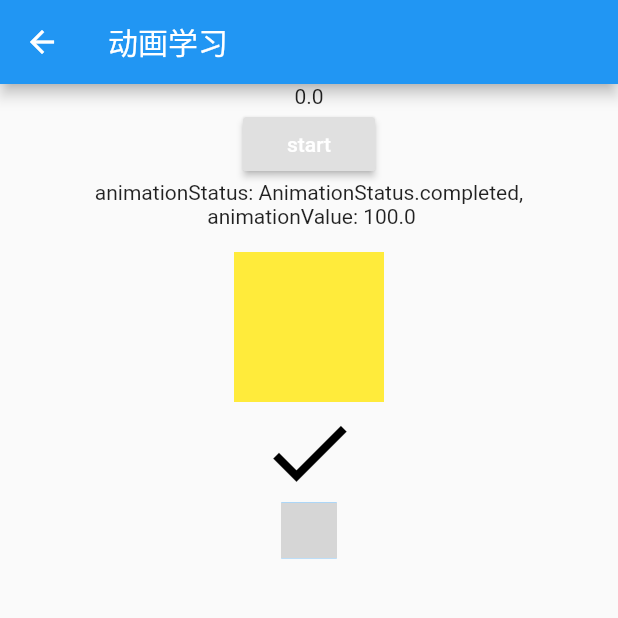
After one commit to hailiting/flutter_dome, a Flutter app: the AnimationPage screen opened by its route, after a tap on "start", after a tap on the "check" icon, on a phone screen of 412 x 824 dp, the top half of it. The commit adds this screen. Run offline on Flutter 3.47's test engine with Material 2 defaults, Android fonts, the phone set to English and light mode, and no system bars; our stand-ins replace image_picker; missing offline and left inert: flutter_color_plugin; network calls fail; grey boxes are pictures that could not be loaded.

Commit message:
添加动画

```diff
--- /dev/null
+++ b/lib/animation_page.dart
@@ -0,0 +1,166 @@
+import 'package:flutter/material.dart';
+import 'package:flutter/animation.dart';
+
+class AnimationPage extends StatefulWidget {
+  @override
+  _AnimationPageState createState() => _AnimationPageState();
+}
+
+class _AnimationPageState extends State<AnimationPage>
+    with SingleTickerProviderStateMixin {
+  AnimationController controller;
+  Animation animation;
+  @override
+  void initState() {
+    super.initState();
+    controller =
+        AnimationController(vsync: this, duration: Duration(seconds: 2));
+    animation = CurvedAnimation(parent: controller, curve: Curves.easeIn);
+    controller.forward();
+  }
+
+  @override
+  void dispose() {
+    controller.dispose();
+    super.dispose();
+  }
+
+  @override
+  Widget build(BuildContext context) {
+    return Scaffold(
+        appBar: AppBar(
+          title: Text("动画学习"),
+          leading: BackButton(),
+        ),
+        body: Center(
+            child: Column(
+          children: [
+            Text(animation.value.toString()),
+            MyAnimation(),
+            GestureDetector(
+              onTap: () {
+                controller.reset();
+                controller.forward();
+              },
+              child: AnimatedIcon(animation: animation),
+            ),
+            GrowTransition(
+              animation: animation,
+              child: Image.network(
+                "https://ss2.bdstatic.com/70cFvnSh_Q1YnxGkpoWK1HF6hhy/it/u=2538000272,1096467066&fm=26&gp=0.jpg",
+              ),
+            ),
+          ],
+        )));
+  }
+}
+
+// 3. AnimatedBuilder
+class GrowTransition extends StatelessWidget {
+  GrowTransition({this.child, this.animation});
+  final Widget child;
+  final Animation<double> animation;
+  Widget build(BuildContext context) {
+    print("animation: ${animation.value}");
+    return Center(
+      child: AnimatedBuilder(
+        animation: animation,
+        builder: (context, child) {
+          return Container(
+            height: animation.value*100,
+            width: animation.value*100,
+            decoration: BoxDecoration(color: Colors.blue),
+            child: child,
+          );
+        },
+        child: child,
+      ),
+    );
+  }
+}
+
+// 2. AnimationWidget
+class AnimatedIcon extends AnimatedWidget {
+  AnimatedIcon({Key key, Animation<double> animation})
+      : super(key: key, listenable: animation);
+  @override
+  Widget build(BuildContext context) {
+    final Animation<double> animation = listenable;
+    return Icon(
+      Icons.check,
+      color: Colors.black,
+      size: 30.0 + 100.0 * animation.value,
+    );
+  }
+}
+
+// 1. 用事件监听来写动画
+class MyAnimation extends StatefulWidget {
+  @override
+  _MyAnimation createState() => _MyAnimation();
+}
+
+class _MyAnimation extends State<MyAnimation>
+    with SingleTickerProviderStateMixin {
+  Animation<double> animation;
+  AnimationController controller;
+  AnimationStatus animationStatus;
+  double animationValue;
+  @override
+  void initState() {
+    super.initState();
+    controller =
+        AnimationController(vsync: this, duration: Duration(seconds: 2));
+    animation = Tween<double>(begin: 0, end: 100).animate(controller)
+      // .. 表示返回值   =  animation.addListener((){});
+      // 动画的监听
+      ..addListener(() {
+        setState(() {
+          animationValue = animation.value;
+        });
+      })
+
+      // state的监听
+      ..addStatusListener((AnimationStatus status) {
+        setState(() {
+          animationStatus = status;
+        });
+      });
+  }
+
+  @override
+  Widget build(BuildContext context) {
+    return Center(
+      child: Column(
+        children: [
+          GestureDetector(
+            child: RaisedButton(
+              onPressed: () {
+                controller.reset();
+                controller.forward();
+              },
+              child: Text(
+                "start",
+                style: TextStyle(color: Colors.white),
+              ),
+            ),
+          ),
+          Text("animationStatus: $animationStatus,"),
+          Text(" animationValue: $animationValue"),
+          Text(""),
+          Container(
+            decoration: BoxDecoration(color: Colors.yellow),
+            width: animationValue,
+            height: animationValue,
+          )
+        ],
+      ),
+    );
+  }
+
+  @override
+  void dispose() {
+    controller.dispose();
+    super.dispose();
+  }
+}
--- a/lib/main.dart
+++ b/lib/main.dart
@@ -20,7 +20,8 @@ import "package:routerApp/res_page.dart";
 import "package:routerApp/app_lifecycle_page.dart";
 // App 生命周期
 import "package:routerApp/widget_lifecycle_page.dart";
-
+// 动画学习
+import "package:routerApp/animation_page.dart";
 
 void main()=>runApp(Myapp());
 class Myapp extends StatefulWidget{
@@ -80,7 +81,8 @@ class _MyAppState extends State<Myapp> {
         "res": (BuildContext context)=>ResPage(),
         "app_lifecycle": (BuildContext context)=>AppLifecycle(),
         "widget_lifecycle": (BuildContext context)=>WidgetLifecycle(),
-      }
+        "animation": (BuildContext context)=> AnimationPage(),
+      },
     );
   }
 }
@@ -94,7 +96,10 @@ class _RouteNavigatorState extends State<RouteNavigator> {
   @override
   Widget build(BuildContext context){
     return Container(
-      child: Column(
+      padding: EdgeInsets.all(20),
+      child: Wrap(
+        spacing: 8,
+        runSpacing: 12,
         children: <Widget>[
           SwitchListTile(
             title: Text("${byName?'':'不'}通过路由名跳转"),
@@ -115,6 +120,7 @@ class _RouteNavigatorState extends State<RouteNavigator> {
           _item("Widget生命周期", WidgetLifecycle(), "widget_lifecycle"),
           _item("App生命周期", AppLifecycle(), "app_lifecycle"),
           _item("照相机小dome", PhotoApp(), "photo"),
+          _item("动画学习", AnimationPage(), "animation"),
         ]
       )
     );
```
Also changed, not shown: pubspec.lock.
